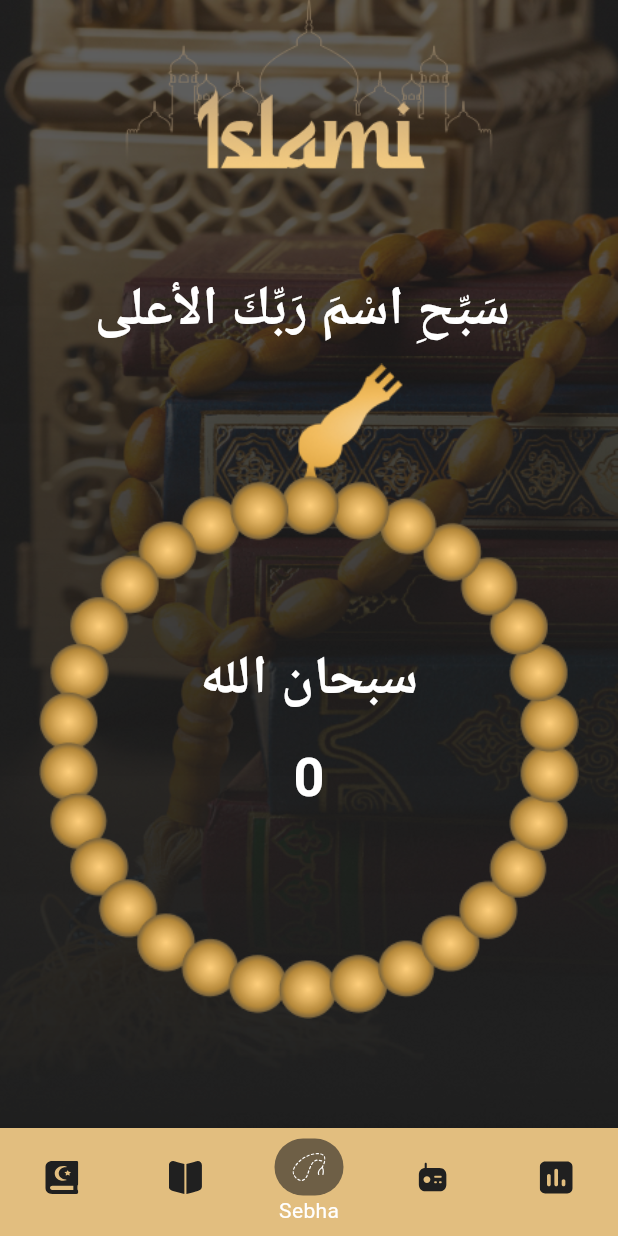
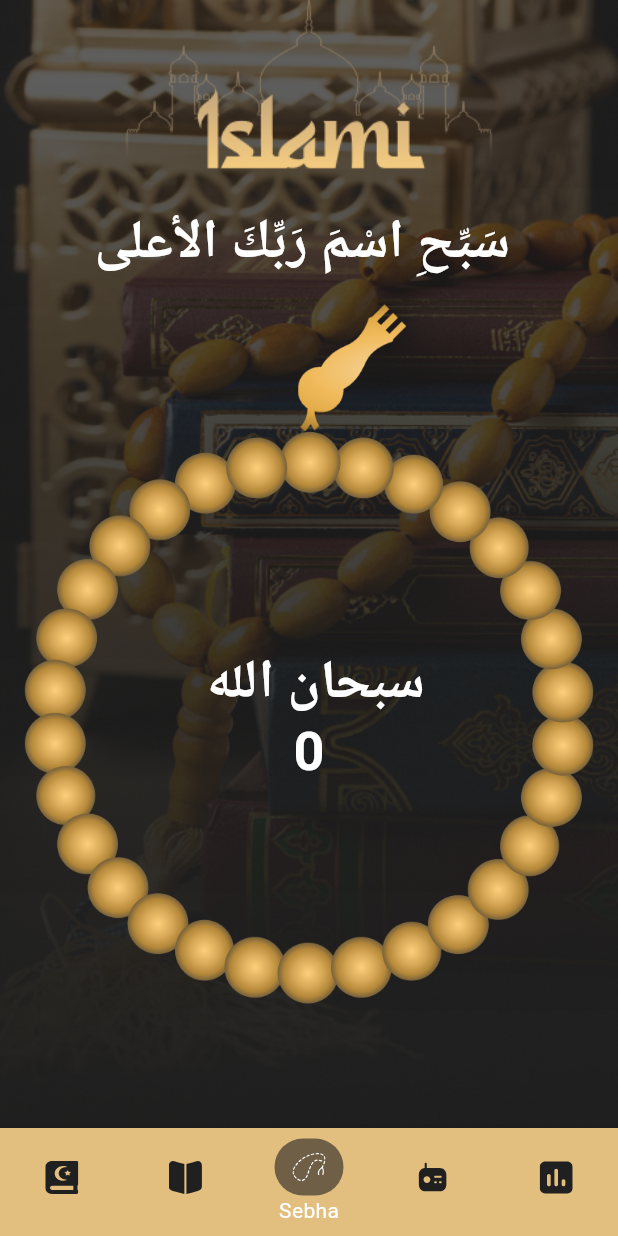
Before and after one commit to HassanNasser21/islami_app, a Flutter app: the HomeScreen screen opened by its route, item 3 of the bottom bar chosen, on a phone screen of 412 x 824 dp. Run offline on Flutter 3.47's test engine with Material 3 defaults, Android fonts, the phone set to English and light mode, and no system bars; our stand-ins replace carousel_slider, flutter_svg, shared_preferences, smooth_page_indicator; missing offline and left inert: dart:ffi; accounts and stored records are empty; project files that could hold a hidden picture were left out.

Commit message:
updata sebha tap

```diff
--- a/lib/taps/sebha_tap.dart
+++ b/lib/taps/sebha_tap.dart
@@ -18,49 +18,44 @@ class _SebhaTapState extends State<SebhaTap> {
 
   int askarcount = 0;
   int index = 0;
+  double angle = 0;
 
   @override
   Widget build(BuildContext context) {
-    return Column(
-      mainAxisAlignment: MainAxisAlignment.center,
+    var screenSize = MediaQuery.of(context).size;
+    return Padding(
+      padding: const EdgeInsets.symmetric(horizontal: 16.0),
+      child: Column(
+        // mainAxisAlignment: MainAxisAlignment.center,
         children: [
+          SizedBox(height: screenSize.height * 0.02),
           Text(
             'سَبِّحِ اسْمَ رَبِّكَ الأعلى ',
             style: Theme.of(context).textTheme.displaySmall,
           ),
+          SizedBox(height: screenSize.height * 0.02),
+          Image.asset('assets/images/SebhaTail.png', height: 85, width: 145),
+          Stack(
+            alignment: Alignment.center,
+            children: [
               InkWell(
-          onTap: () {
-            askarcount++;
-            if (askarcount == 33) {
-              index++;
-              askarcount = 0;
-            }
-            if (index > 3) {
-              index = 0;
-            }
-            setState(() {});
-          },
-          child: Padding(
-            padding: const EdgeInsets.symmetric(horizontal: 26),
-            child: Container(
-              alignment: Alignment.center,
-              height: 460,
-              // margin: const EdgeInsets.symmetric(horizontal: 26),
-              decoration: BoxDecoration(
-                image: DecorationImage(
-                  image: AssetImage('assets/images/Sebha.png'),
-                  // fit: BoxFit.fill,
+                onTap: onClicked,
+                child: Transform.rotate(
+                  angle: angle,
+                  child: Image.asset('assets/images/SebhaBody.png'),
                 ),
               ),
+
+              SizedBox(
+                width: screenSize.width * 0.6,
                 child: Column(
-                mainAxisAlignment: MainAxisAlignment.center,
                   children: [
-                  SizedBox(height: 50),
                     Text(
-                    '${azkar[index]}',
+                      ' ${azkar[index]}',
                       style: Theme.of(context).textTheme.displaySmall,
+                      maxLines: 2,
+                      textAlign: TextAlign.center,
                     ),
-                  SizedBox(height: 20),
                     Text(
                       '$askarcount',
                       style: Theme.of(context).textTheme.displaySmall,
@@ -68,9 +63,25 @@ class _SebhaTapState extends State<SebhaTap> {
                   ],
                 ),
               ),
+            ],
           ),
+
+
+        ],
       ),
-      ],
     );
   }
+
+  void onClicked() {
+    askarcount++;
+    angle += 20;
+    if (askarcount % 33 == 0) {
+      index++;
     }
+    if (index == azkar.length) {
+      index = 0;
+      askarcount = 0;
+    }
+    setState(() {});
+  }
+}
```
Also changed, not shown: assets/images/SebhaBody.png (added), assets/images/SebhaTail.png (added). Lines whose indentation alone changed are shown as unchanged.
